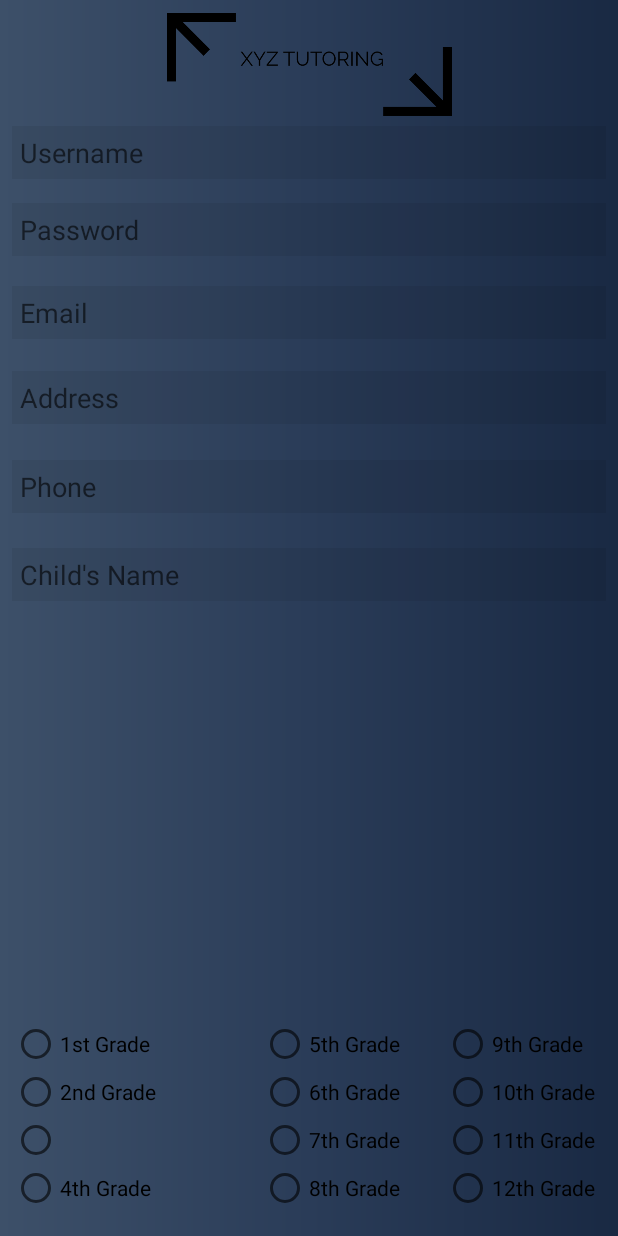
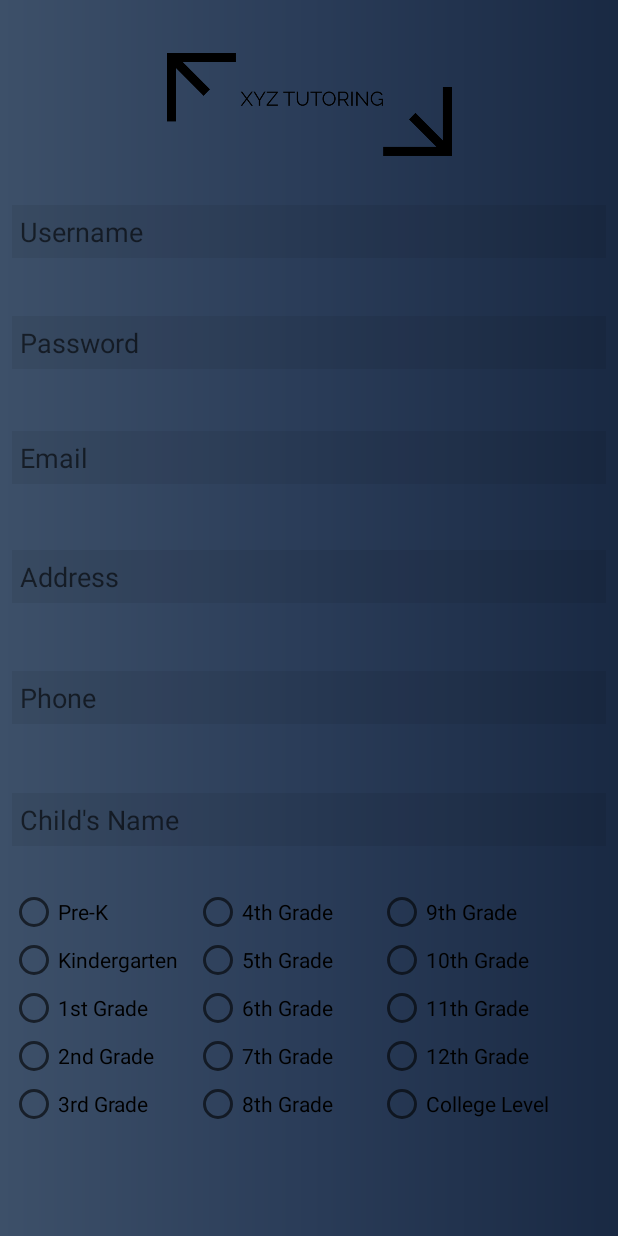
Before and after one commit to jsonballadares/xyz-tutoring, an Android app: the RegistrationActivity screen opened directly, with no data from a screen before it, on a phone screen of 412 x 824 dp. Run offline under Robolectric (Android 15) with nearby library versions, the phone set to English and light mode, and no system bars.

Commit message:
added moar

```diff
--- a/tutorApplication/app/build.gradle
+++ b/tutorApplication/app/build.gradle
@@ -23,6 +23,7 @@ dependencies {
     implementation 'com.android.support:appcompat-v7:26.1.0'
     implementation 'com.android.support:cardview-v7:26.1.0'
     implementation 'com.android.support.constraint:constraint-layout:1.0.2'
+    implementation 'com.android.support:support-v4:26.1.0'
     testImplementation 'junit:junit:4.12'
     androidTestImplementation 'com.android.support.test:runner:1.0.1'
     androidTestImplementation 'com.android.support.test.espresso:espresso-core:3.0.1'
--- /dev/null
+++ b/tutorApplication/app/src/main/java/com/example/jason/tutorapplication/grade_choose.java
@@ -0,0 +1,23 @@
+package com.example.jason.tutorapplication;
+
+import android.content.Context;
+import android.net.Uri;
+import android.os.Bundle;
+import android.support.v4.app.Fragment;
+import android.view.LayoutInflater;
+import android.view.View;
+import android.view.ViewGroup;
+
+
+public class grade_choose extends Fragment {
+
+
+    @Override
+    public View onCreateView(LayoutInflater inflater, ViewGroup container,
+                             Bundle savedInstanceState) {
+        // Inflate the layout for this fragment
+        return inflater.inflate(R.layout.fragment_grade_choose, container, false);
+    }
+
+
+}
--- a/tutorApplication/app/src/main/res/layout/activity_main_menu.xml
+++ b/tutorApplication/app/src/main/res/layout/activity_main_menu.xml
@@ -1,5 +1,5 @@
 <?xml version="1.0" encoding="utf-8"?>
-<LinearLayout xmlns:android="http://schemas.android.com/apk/res/android"
+<android.support.constraint.ConstraintLayout xmlns:android="http://schemas.android.com/apk/res/android"
     xmlns:app="http://schemas.android.com/apk/res-auto"
     xmlns:tools="http://schemas.android.com/tools"
     android:layout_width="match_parent"
@@ -10,4 +10,4 @@
     tools:context="com.example.jason.tutorapplication.MainMenu">
 
 
-</LinearLayout>
+</android.support.constraint.ConstraintLayout>
--- a/tutorApplication/app/src/main/res/layout/activity_registration.xml
+++ b/tutorApplication/app/src/main/res/layout/activity_registration.xml
@@ -8,47 +8,37 @@
     tools:context="com.example.jason.tutorapplication.RegistrationActivity"
     tools:layout_editor_absoluteY="25dp">
 
-    <RadioGroup
-        android:id="@+id/radio_group"
-        android:layout_width="wrap_content"
-        android:layout_height="wrap_content"
-
-        android:layout_marginTop="25dp"
-        android:visibility="visible"
-        app:layout_constraintEnd_toStartOf="@+id/editText6"
-        app:layout_constraintStart_toStartOf="@+id/editText6"
-        app:layout_constraintTop_toBottomOf="@+id/editText6">
-
-    </RadioGroup>
 
     <EditText
         android:id="@+id/editText"
         android:layout_width="0dp"
         android:layout_height="wrap_content"
+        android:layout_marginBottom="16dp"
         android:layout_marginEnd="8dp"
         android:layout_marginStart="8dp"
-        android:layout_marginTop="84dp"
         android:background="#11000000"
         android:ems="10"
         android:hint="Username"
         android:inputType="textPersonName"
         android:padding="5dp"
+        app:layout_constraintBottom_toTopOf="@+id/editText2"
         app:layout_constraintEnd_toEndOf="parent"
         app:layout_constraintStart_toStartOf="parent"
-        app:layout_constraintTop_toTopOf="parent" />
+        app:layout_constraintTop_toBottomOf="@+id/imageView2" />
 
     <EditText
         android:id="@+id/editText2"
         android:layout_width="0dp"
         android:layout_height="wrap_content"
+        android:layout_marginBottom="19dp"
         android:layout_marginEnd="8dp"
         android:layout_marginStart="8dp"
-        android:layout_marginTop="16dp"
         android:background="#11000000"
         android:ems="10"
         android:hint="Password"
         android:inputType="textPassword"
         android:padding="5dp"
+        app:layout_constraintBottom_toTopOf="@+id/editText3"
         app:layout_constraintEnd_toEndOf="parent"
         app:layout_constraintStart_toStartOf="parent"
         app:layout_constraintTop_toBottomOf="@+id/editText" />
@@ -57,14 +47,15 @@
         android:id="@+id/editText3"
         android:layout_width="0dp"
         android:layout_height="wrap_content"
+        android:layout_marginBottom="21dp"
         android:layout_marginEnd="8dp"
         android:layout_marginStart="8dp"
-        android:layout_marginTop="20dp"
         android:background="#11000000"
         android:ems="10"
         android:hint="Email"
         android:inputType="textPersonName"
         android:padding="5dp"
+        app:layout_constraintBottom_toTopOf="@+id/editText4"
         app:layout_constraintEnd_toEndOf="parent"
         app:layout_constraintStart_toStartOf="parent"
         app:layout_constraintTop_toBottomOf="@+id/editText2" />
@@ -73,15 +64,16 @@
         android:id="@+id/editText4"
         android:layout_width="0dp"
         android:layout_height="wrap_content"
+
+        android:layout_marginBottom="23dp"
         android:layout_marginEnd="8dp"
         android:layout_marginStart="8dp"
-
-        android:layout_marginTop="21dp"
         android:background="#11000000"
         android:ems="10"
         android:hint="Address"
         android:inputType="textPersonName"
         android:padding="5dp"
+        app:layout_constraintBottom_toTopOf="@+id/editText5"
         app:layout_constraintEnd_toEndOf="parent"
         app:layout_constraintStart_toStartOf="parent"
         app:layout_constraintTop_toBottomOf="@+id/editText3" />
@@ -90,14 +82,15 @@
         android:id="@+id/editText5"
         android:layout_width="0dp"
         android:layout_height="wrap_content"
+        android:layout_marginBottom="23dp"
         android:layout_marginEnd="8dp"
         android:layout_marginStart="8dp"
-        android:layout_marginTop="24dp"
         android:background="#11000000"
         android:ems="10"
         android:hint="Phone"
         android:inputType="textPersonName"
         android:padding="5dp"
+        app:layout_constraintBottom_toTopOf="@+id/editText6"
         app:layout_constraintEnd_toEndOf="parent"
         app:layout_constraintStart_toStartOf="parent"
         app:layout_constraintTop_toBottomOf="@+id/editText4" />
@@ -106,63 +99,24 @@
         android:id="@+id/editText6"
         android:layout_width="0dp"
         android:layout_height="wrap_content"
+        android:layout_marginBottom="6dp"
         android:layout_marginEnd="8dp"
         android:layout_marginStart="8dp"
-        android:layout_marginTop="23dp"
         android:background="#11000000"
         android:ems="10"
         android:hint="Child's Name"
         android:inputType="textPersonName"
         android:padding="5dp"
+        app:layout_constraintBottom_toTopOf="@+id/fragment"
         app:layout_constraintEnd_toEndOf="parent"
         app:layout_constraintStart_toStartOf="parent"
         app:layout_constraintTop_toBottomOf="@+id/editText5" />
 
-    <RadioGroup
-        android:id="@+id/radio_group"
-        android:layout_width="wrap_content"
-        android:layout_height="wrap_content"
-
-        android:layout_marginBottom="16dp"
-        android:layout_marginStart="8dp"
-        android:visibility="visible"
-        app:layout_constraintBottom_toBottomOf="parent"
-        app:layout_constraintStart_toStartOf="parent">
-
-        <RadioButton
-            android:id="@+id/radioButton0"
-            android:layout_width="wrap_content"
-            android:layout_height="wrap_content"
-            android:layout_weight="1"
-            android:text="1st Grade" />
-
-        <RadioButton
-            android:id="@+id/radioButton1"
-            android:layout_width="wrap_content"
-            android:layout_height="wrap_content"
-            android:layout_weight="1"
-            android:text="2nd Grade" />
-
-        <RadioButton
-            android:id="@+id/radioButton2"
-            android:layout_width="wrap_content"
-            android:layout_height="wrap_content"
-            android:layout_weight="1"
-            tools:text="3rd Grade" />
-
-        <RadioButton
-            android:id="@+id/radioButton3"
-            android:layout_width="wrap_content"
-            android:layout_height="wrap_content"
-            android:layout_weight="1"
-            android:text="4th Grade" />
-
-    </RadioGroup>
 
     <ImageView
         android:id="@+id/imageView2"
         android:layout_width="190dp"
-        android:layout_height="0dp"
+        android:layout_height="90dp"
         android:layout_marginTop="2dp"
         app:layout_constraintBottom_toTopOf="@+id/editText"
         app:layout_constraintEnd_toEndOf="parent"
@@ -170,79 +124,17 @@
         app:layout_constraintTop_toTopOf="parent"
         app:srcCompat="@drawable/logo2" />
 
-    <RadioGroup
-        android:id="@+id/radioGroup"
-        android:layout_width="wrap_content"
-        android:layout_height="wrap_content"
-        android:layout_marginBottom="16dp"
-        android:layout_marginEnd="29dp"
+    <fragment
+        android:id="@+id/fragment"
+        android:name="com.example.jason.tutorapplication.grade_choose"
+        android:layout_width="399dp"
+        android:layout_height="199dp"
+        android:layout_marginBottom="10dp"
+        android:padding="5dp"
         app:layout_constraintBottom_toBottomOf="parent"
-        app:layout_constraintEnd_toStartOf="@+id/radioGroup2">
+        app:layout_constraintEnd_toEndOf="parent"
+        app:layout_constraintStart_toStartOf="parent"
+        app:layout_constraintTop_toBottomOf="@+id/editText6" />
 
-        <RadioButton
-            android:id="@+id/radioButton3"
-            android:layout_width="wrap_content"
-            android:layout_height="wrap_content"
-            android:layout_weight="1"
-            android:text="5th Grade" />
 
-        <RadioButton
-            android:id="@+id/radioButton4"
-            android:layout_width="wrap_content"
-            android:layout_height="wrap_content"
-            android:layout_weight="1"
-            android:text="6th Grade" />
-
-        <RadioButton
-            android:id="@+id/radioButton5"
-            android:layout_width="wrap_content"
-            android:layout_height="wrap_content"
-            android:layout_weight="1"
-            android:text="7th Grade" />
-
-        <RadioButton
-            android:id="@+id/radioButton6"
-            android:layout_width="wrap_content"
-            android:layout_height="wrap_content"
-            android:layout_weight="1"
-            android:text="8th Grade" />
-    </RadioGroup>
-
-    <RadioGroup
-        android:id="@+id/radioGroup2"
-        android:layout_width="wrap_content"
-        android:layout_height="wrap_content"
-        android:layout_marginBottom="16dp"
-        android:layout_marginEnd="15dp"
-        app:layout_constraintBottom_toBottomOf="parent"
-        app:layout_constraintEnd_toEndOf="parent">
-
-        <RadioButton
-            android:id="@+id/radioButton14"
-            android:layout_width="wrap_content"
-            android:layout_height="wrap_content"
-            android:layout_weight="1"
-            android:text="9th Grade" />
-
-        <RadioButton
-            android:id="@+id/radioButton11"
-            android:layout_width="wrap_content"
-            android:layout_height="wrap_content"
-            android:layout_weight="1"
-            android:text="10th Grade" />
-
-        <RadioButton
-            android:id="@+id/radioButton12"
-            android:layout_width="wrap_content"
-            android:layout_height="wrap_content"
-            android:layout_weight="1"
-            android:text="11th Grade" />
-
-        <RadioButton
-            android:id="@+id/radioButton13"
-            android:layout_width="wrap_content"
-            android:layout_height="wrap_content"
-            android:layout_weight="1"
-            android:text="12th Grade" />
-    </RadioGroup>
 </android.support.constraint.ConstraintLayout>
--- /dev/null
+++ b/tutorApplication/app/src/main/res/layout/fragment_grade_choose.xml
@@ -0,0 +1,130 @@
+<LinearLayout xmlns:android="http://schemas.android.com/apk/res/android"
+    xmlns:tools="http://schemas.android.com/tools"
+    android:layout_width="match_parent"
+    android:layout_height="match_parent"
+    android:orientation="horizontal"
+    tools:context="com.example.jason.tutorapplication.grade_choose">
+
+    <RadioGroup
+        android:layout_width="wrap_content"
+        android:layout_height="wrap_content">
+
+        <RadioButton
+            android:id="@+id/radioButton1"
+            android:layout_width="wrap_content"
+            android:layout_height="wrap_content"
+            android:text="Pre-K" />
+
+        <RadioButton
+            android:id="@+id/radioButton2"
+            android:layout_width="wrap_content"
+            android:layout_height="wrap_content"
+            android:text="Kindergarten" />
+
+        <RadioButton
+            android:id="@+id/radioButton3"
+            android:layout_width="wrap_content"
+            android:layout_height="wrap_content"
+            android:text="1st Grade" />
+
+        <RadioButton
+            android:id="@+id/radioButton4"
+            android:layout_width="wrap_content"
+            android:layout_height="wrap_content"
+            android:text="2nd Grade" />
+
+        <RadioButton
+            android:id="@+id/radioButton5"
+            android:layout_width="wrap_content"
+            android:layout_height="wrap_content"
+            android:text="3rd Grade" />
+
+
+
+    </RadioGroup>
+
+    <android.support.v4.widget.Space
+        android:layout_width="10dp"
+        android:layout_height="wrap_content" />
+
+    <RadioGroup
+        android:layout_width="wrap_content"
+        android:layout_height="wrap_content">
+
+        <RadioButton
+            android:id="@+id/radioButton6"
+            android:layout_width="wrap_content"
+            android:layout_height="wrap_content"
+            android:text="4th Grade" />
+
+        <RadioButton
+            android:id="@+id/radioButton7"
+            android:layout_width="wrap_content"
+            android:layout_height="wrap_content"
+            android:text="5th Grade" />
+
+        <RadioButton
+            android:id="@+id/radioButton8"
+            android:layout_width="wrap_content"
+            android:layout_height="wrap_content"
+            android:text="6th Grade" />
+
+        <RadioButton
+            android:id="@+id/radioButton9"
+            android:layout_width="wrap_content"
+            android:layout_height="wrap_content"
+            android:text="7th Grade" />
+
+        <RadioButton
+            android:id="@+id/radioButton10"
+            android:layout_width="wrap_content"
+            android:layout_height="wrap_content"
+            android:text="8th Grade" />
+
+
+
+    </RadioGroup>
+    <android.support.v4.widget.Space
+        android:layout_width="30dp"
+        android:layout_height="wrap_content" />
+
+    <RadioGroup
+        android:layout_width="match_parent"
+        android:layout_height="wrap_content">
+
+        <RadioButton
+            android:id="@+id/radioButton11"
+            android:layout_width="wrap_content"
+            android:layout_height="wrap_content"
+            android:text="9th Grade" />
+
+        <RadioButton
+            android:id="@+id/radioButton12"
+            android:layout_width="wrap_content"
+            android:layout_height="wrap_content"
+            android:text="10th Grade" />
+
+        <RadioButton
+            android:id="@+id/radioButton13"
+            android:layout_width="wrap_content"
+            android:layout_height="wrap_content"
+            android:text="11th Grade" />
+
+        <RadioButton
+            android:id="@+id/radioButton14"
+            android:layout_width="wrap_content"
+            android:layout_height="wrap_content"
+            android:text="12th Grade" />
+
+        <RadioButton
+            android:id="@+id/radioButton15"
+            android:layout_width="wrap_content"
+            android:layout_height="wrap_content"
+            android:text="College Level" />
+
+
+
+    </RadioGroup>
+
+
+</LinearLayout>
--- a/tutorApplication/app/src/main/res/values/strings.xml
+++ b/tutorApplication/app/src/main/res/values/strings.xml
@@ -4,4 +4,7 @@
     <string name="name">com.example.jason.tutorapplication.name</string>
     <string name="password">com.example.jason.tutorapplication.password</string>
 
+    <!-- TODO: Remove or change this placeholder text -->
+    <string name="hello_blank_fragment">Hello blank fragment</string>
+
 </resources>
```
